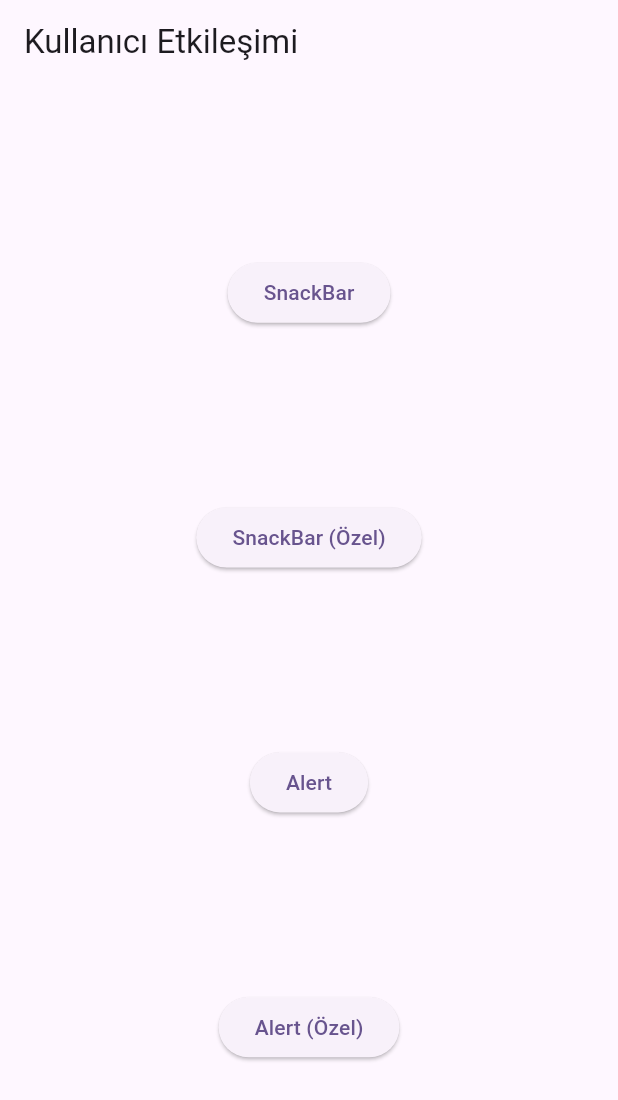
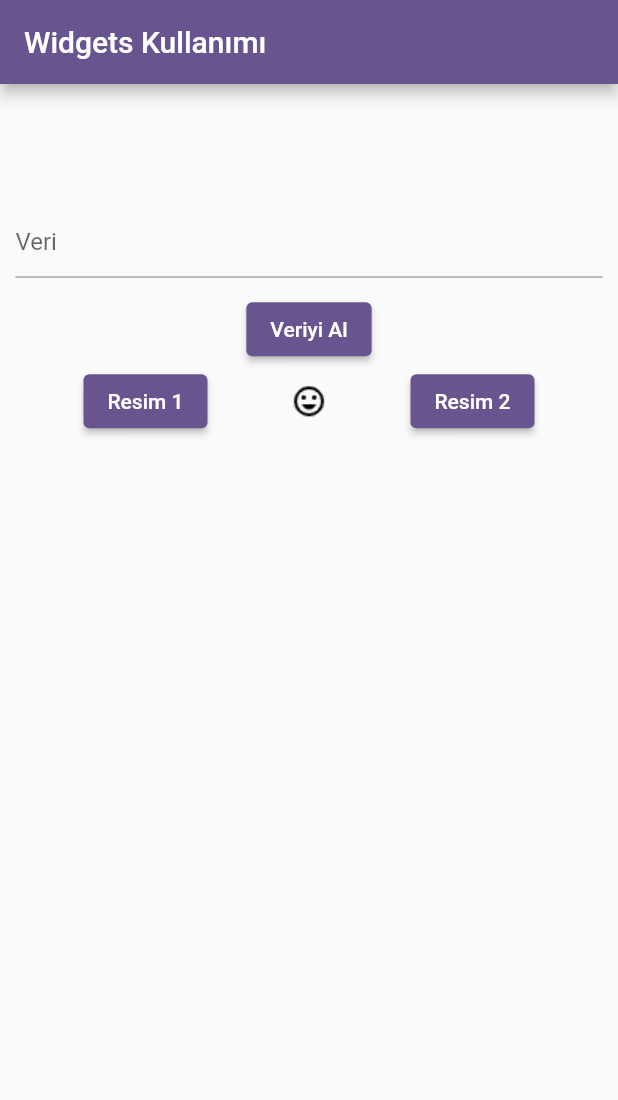
Before and after one commit to keremkilic/Flutter_Bootcamp, a Flutter app: the screen it shows after launch, on a phone screen of 412 x 824 dp. Shown: the top 1100 px of the screen. Run offline on Flutter 3.47's test engine with Material 2 defaults, Android fonts, the phone set to English and light mode, and no system bars; generated files the repository leaves out were written again.

Commit message:
Gunluk calisma
Gunluk calisma

```diff
--- a/dart_dersleri/lib/Dart/nesne_tabanli_programlama/araba_main.dart
+++ b/dart_dersleri/lib/Dart/nesne_tabanli_programlama/araba_main.dart
@@ -44,7 +44,7 @@ void main() {
   nissan.bilgiAl();
   print("**********");
 */
-  var f = Fonksiyonlar();
+  var f  = Fonksiyonlar();
   f.selamla1();
 
   var gelenSonuc = f.selamla2();
--- /dev/null
+++ b/dart_dersleri/lib/Flutter/widget_kullanimi/widget_anasayfa.dart
@@ -0,0 +1,78 @@
+import 'package:flutter/material.dart';
+
+class WidgetAnaSayfa extends StatefulWidget {
+  const WidgetAnaSayfa({Key? key}) : super(key: key);
+
+  @override
+  State<WidgetAnaSayfa> createState() => _WidgetAnaSayfaState();
+}
+
+class _WidgetAnaSayfaState extends State<WidgetAnaSayfa> {
+  var tfController = TextEditingController();
+  String alinanVeri = "";
+  String resimAdi = "mutlu.png";
+
+  @override
+  Widget build(BuildContext context) {
+    var ekranBilgisi = MediaQuery.of(context);
+    final double ekranYuksekligi = ekranBilgisi.size.height;
+    final double ekranGenisligi = ekranBilgisi.size.width;
+
+    return Scaffold(
+      appBar: AppBar(
+        title: const Text("Widgets Kullanımı"),
+      ),
+      body: Center(
+        child: Column(
+          children: [
+            Padding(
+              padding: EdgeInsets.all(ekranYuksekligi / 30),
+              child: Text(alinanVeri),
+            ),
+            Padding(
+              padding: EdgeInsets.all(ekranGenisligi / 40),
+              child: TextField(
+                controller: tfController,
+                decoration: const InputDecoration(
+                  hintText: "Veri",
+                ),
+                keyboardType: TextInputType.number,
+                obscureText: true,
+              ),
+            ),
+            ElevatedButton(
+              onPressed: () {
+                setState(() {
+                  alinanVeri = tfController.text;
+                });
+              },
+              child: const Text("Veriyi Al"),
+            ),
+            Row(
+              mainAxisAlignment: MainAxisAlignment.spaceEvenly,
+              children: [
+                ElevatedButton(
+                  onPressed: () {
+                    setState(() {
+                      resimAdi = "mutlu.png";
+                    });
+                  },
+                  child: const Text("Resim 1"),
+                ),
+                Image.asset("assets/images/$resimAdi"),
+                ElevatedButton(
+                  onPressed: () {
+                    setState(() {
+                      resimAdi = "uzgun.png";
+                    });
+                  },
+                  child: const Text("Resim 2"),
+                ),
+              ],
+            ),
+          ],
+        ),
+      ),
+    );
+  }
+}
--- a/dart_dersleri/lib/main.dart
+++ b/dart_dersleri/lib/main.dart
@@ -1,9 +1,7 @@
-import 'package:dart_dersleri/Flutter/tasarim_calismasi/anasayfa.dart';
+import 'package:dart_dersleri/Flutter/widget_kullanimi/widget_anasayfa.dart';
 import 'package:flutter/material.dart';
 import 'package:flutter_gen/gen_l10n/app_localizations.dart';
 import 'package:flutter_localizations/flutter_localizations.dart';
-
-import 'Flutter/bottom_nav_kullanimi/bottom_navigation_sayfa.dart';
 import 'Flutter/kullanici_etkilesimi/kullanici_etkilesimi_sayfa.dart';
 
 void main() {
@@ -30,9 +28,9 @@ class MyApp extends StatelessWidget {
       debugShowCheckedModeBanner: false,
       theme: ThemeData(
         colorScheme: ColorScheme.fromSeed(seedColor: Colors.deepPurple),
-        useMaterial3: true,
+        //useMaterial3: true,
       ),
-      home: KullaniciEtkilesimiSayfa(),
+      home: const WidgetAnaSayfa(),
     );
   }
 }
```
Also changed, not shown: dart_dersleri/lib/odevler/Odev4/odev4_anaSayfa.dart (+5 -2 lines), dart_dersleri/assets/images/mutlu.png (added), dart_dersleri/assets/images/uzgun.png (added), dart_dersleri/lib/generated/assets.dart (added).
